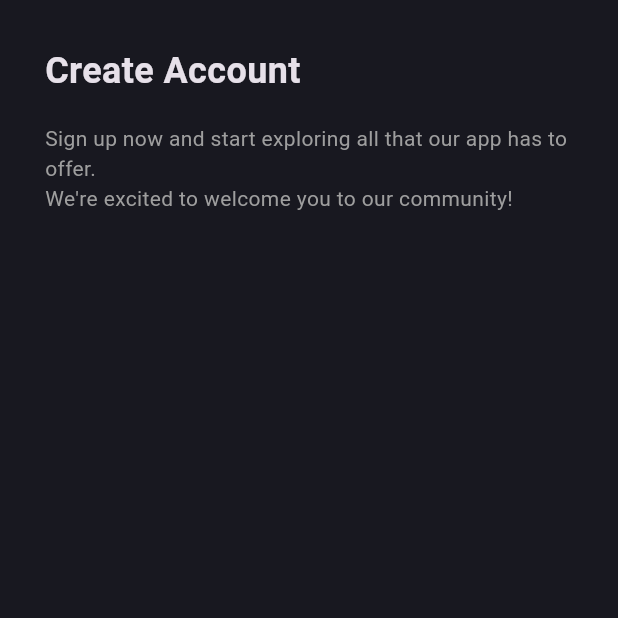
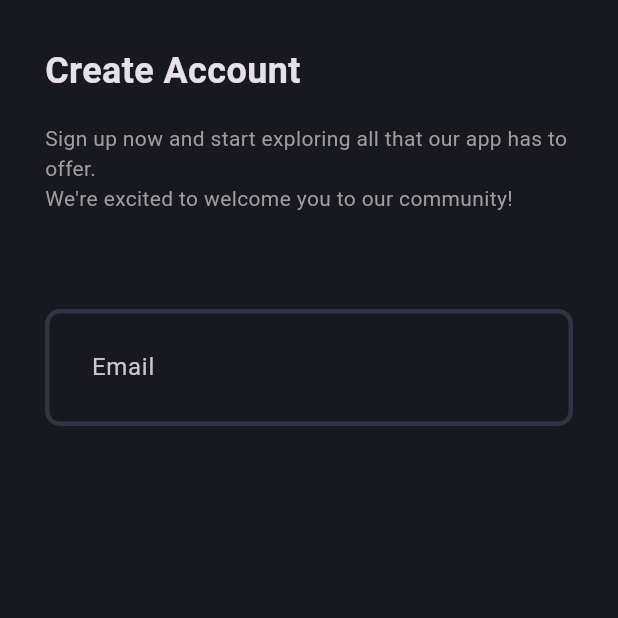
Before and after one commit to shroida/blog_app_clean_architecture, a Flutter app: the screen it shows after launch, on a phone screen of 412 x 824 dp, the top half of it. Run offline on Flutter 3.47's test engine with Material 3 defaults, Android fonts, the phone set to English and light mode, and no system bars.

Commit message:
auth field

```diff
--- a/lib/features/auth/presentation/signup_page.dart
+++ b/lib/features/auth/presentation/signup_page.dart
@@ -1,3 +1,4 @@
+import 'package:blog_clean_architecture/features/auth/presentation/widgets/auth_field.dart';
 import 'package:blog_clean_architecture/features/auth/presentation/widgets/header_texts_signup.dart';
 import 'package:flutter/material.dart';
 
@@ -12,7 +13,15 @@ class SignupPage extends StatelessWidget {
           padding: EdgeInsets.symmetric(horizontal: 30, vertical: 30),
           child: SingleChildScrollView(
             child: Column(
-              children: [HeaderTextsSignup()],
+              children: [
+                HeaderTextsSignup(),
+                SizedBox(
+                  height: 30,
+                ),
+                AuthField(
+                  hinText: 'Email',
+                )
+              ],
             ),
           ),
         ),
--- /dev/null
+++ b/lib/features/auth/presentation/widgets/auth_field.dart
@@ -0,0 +1,13 @@
+import 'package:flutter/material.dart';
+
+class AuthField extends StatelessWidget {
+  const AuthField({super.key, required this.hinText});
+  final String hinText;
+
+  @override
+  Widget build(BuildContext context) {
+    return TextFormField(
+      decoration: InputDecoration(hintText: hinText),
+    );
+  }
+}
--- a/lib/features/auth/presentation/widgets/signup_form.dart
+++ b/lib/features/auth/presentation/widgets/signup_form.dart
@@ -10,8 +10,6 @@ class SignupForm extends StatefulWidget {
 class SignupFormState extends State<SignupForm> {
   @override
   Widget build(BuildContext context) {
-    return Form(
-      key: ,
-    );
+    return Container();
   }
 }
```
Also changed, not shown: pubspec.yaml (+4 -12 lines), pubspec.lock.
